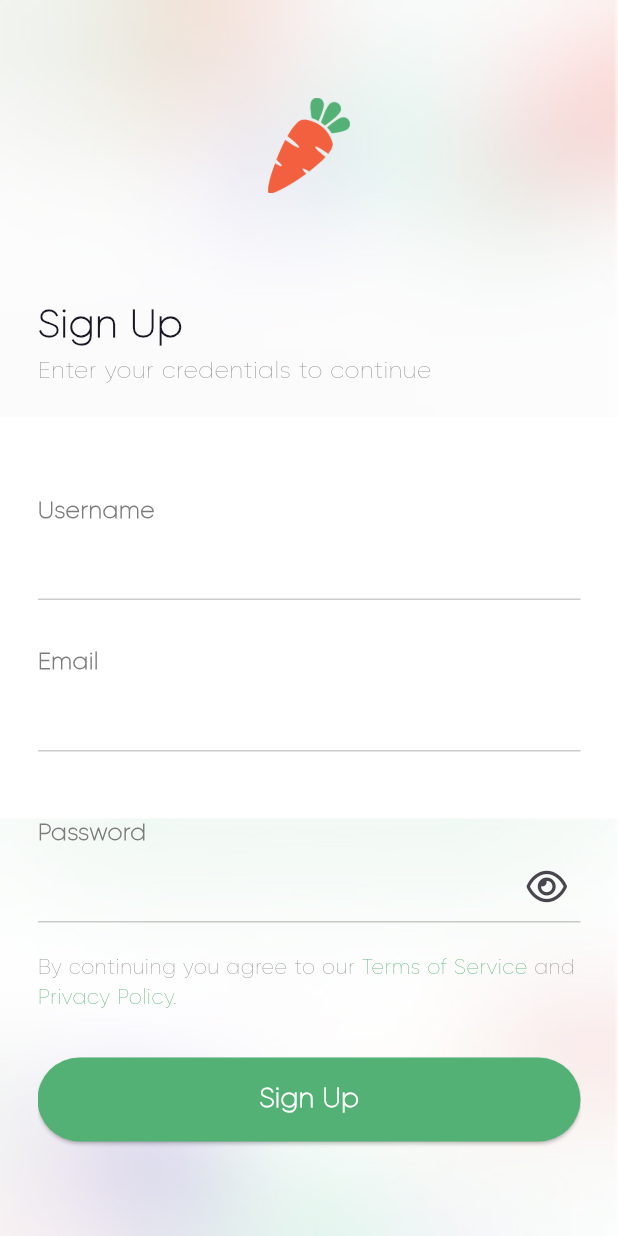
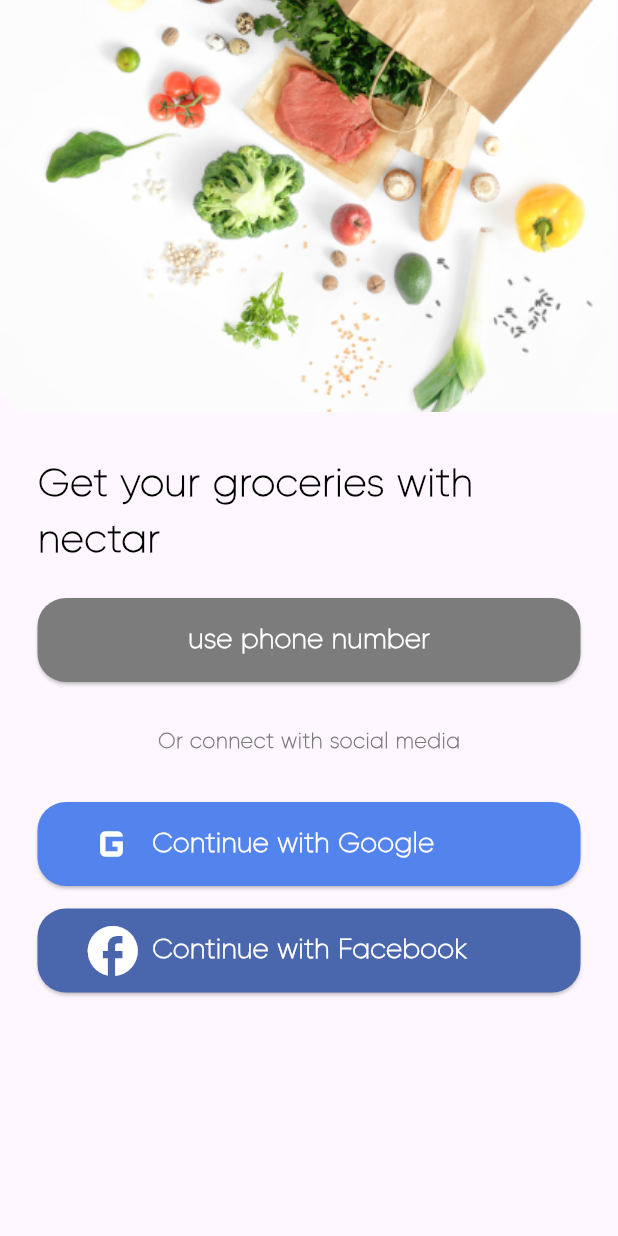
Before and after one commit to Mahmoud-Magdy17/nector_app, a Flutter app: the SignUpView screen opened directly, after a tap on "Sign Up", on a phone screen of 412 x 824 dp. Run offline on Flutter 3.47's test engine with Material 3 defaults, Android fonts, the phone set to English and light mode, and no system bars; our stand-ins replace font_awesome_flutter.

Commit message:
connect_with_other_social_media

```diff
--- a/lib/core/router/app_router.dart
+++ b/lib/core/router/app_router.dart
@@ -1,6 +1,7 @@
 import 'package:nector_app/features/authontication/presentation/views/forget_password_view.dart';
 import 'package:nector_app/features/authontication/presentation/views/login_view.dart';
 import 'package:nector_app/features/authontication/presentation/views/reset_password_done_view.dart';
+import 'package:nector_app/features/authontication/presentation/views/signup_data_collect_method_view.dart';
 import 'package:nector_app/features/authontication/presentation/views/signup_view.dart';
 import 'package:nector_app/features/onboarding/presentation/views/onboarding.dart';
 import 'package:nector_app/features/splash/presentation/views/spash_view.dart';
@@ -12,6 +13,7 @@
   static String forgetPasswordView = "/forgetPasswordView";
   static String resetPasswordDoneView = "/resetPasswordDoneView";
   static String signUpView = "/signUpView";
+  static String singupDataCollectMethodView = '/singupDataCollectMethodView';
 
   static Map<String, dynamic> routes = {
     splashView: const SplashView(),
@@ -20,5 +22,6 @@
     forgetPasswordView: const ForgetPasswordView(),
     resetPasswordDoneView: const ResetPasswordDoneView(),
     signUpView: const SignUpView(),
+    singupDataCollectMethodView: const SignupDataCollectMethodView(),
   };
 }
--- a/lib/core/utils/app_assets.dart
+++ b/lib/core/utils/app_assets.dart
@@ -4,4 +4,5 @@
   static const String carrot = "assets/images/carrot.png";
   static const String backGround = "assets/images/Background.jpg";
   static const String resetPasswordDone = "assets/images/reset_password_done.png";
+  static const String imageSignIn = 'assets/images/image_signin.png';
 }
--- a/lib/core/utils/app_colors.dart
+++ b/lib/core/utils/app_colors.dart
@@ -1,8 +1,9 @@
 import 'dart:ui';
 
 class AppColors {
-  static Color primaryColor = const Color(0xff53B175);
-  static Color offWhite = const Color(0xffF2F3F2);
-  static Color white = const Color(0xffffffff);
-  static Color grey = const Color(0xff7C7C7C);
+  static const Color primaryColor = const Color(0xff53B175);
+  static const Color offWhite = const Color(0xffF2F3F2);
+  static const Color white = const Color(0xffffffff);
+  static const Color grey = const Color(0xff7C7C7C);
+
 }
--- a/lib/core/utils/app_strings.dart
+++ b/lib/core/utils/app_strings.dart
@@ -31,4 +31,8 @@
       "Enter your credentials to continue";
   static const String userName = "Username";
   static const String alreadyHaveAnAccount = "Already have an account?";
+  static const String getYourGroceriesWithNectar ='Get your groceries with nectar';
+  static const String orConnectWithSocialMedia = "Or connect with social media";
+  static const String continueWithGoogle = "Continue with Google";
+  static const String continueWithFacebook = "Continue with Facebook";
 }
--- /dev/null
+++ b/lib/core/widgets/custom_icon_button.dart
@@ -0,0 +1,51 @@
+import 'package:flutter/material.dart';
+import 'package:nector_app/core/utils/app_colors.dart';
+import 'package:nector_app/core/utils/app_style.dart';
+
+class CustomIconButton extends StatelessWidget {
+  const CustomIconButton({
+    super.key,
+    required this.text,
+    required this.onPressed,
+    this.color = AppColors.primaryColor,
+    required this.icon,
+  });
+  final Icon icon;
+  final Color color;
+  final Function() onPressed;
+  final String text;
+  @override
+  Widget build(BuildContext context) {
+    return SizedBox(
+      height: 56,
+      child: ElevatedButton(
+        onPressed: onPressed,
+        style: ElevatedButton.styleFrom(
+          shape:
+              RoundedRectangleBorder(borderRadius: BorderRadius.circular(19)),
+          backgroundColor: color,
+          fixedSize: const Size(double.maxFinite, 67),
+        ),
+        child: Row(
+          mainAxisAlignment: MainAxisAlignment.spaceEvenly,
+          children: [
+            Expanded(
+              flex: 1,
+              child: icon,
+            ),
+            Expanded(
+              flex: 5,
+              child: Text(
+                text,
+                style: AppTextStyle.gilroy26px600.copyWith(
+                  fontSize: 18,
+                  color: AppColors.white,
+                ),
+              ),
+            ),
+          ],
+        ),
+      ),
+    );
+  }
+}
--- a/lib/core/widgets/custom_button.dart
+++ b/lib/core/widgets/custom_text_button.dart
@@ -2,12 +2,14 @@
 import 'package:nector_app/core/utils/app_colors.dart';
 import 'package:nector_app/core/utils/app_style.dart';
 
-class CustomButton extends StatelessWidget {
-  const CustomButton({
+class CustomTextButton extends StatelessWidget {
+  const CustomTextButton({
     super.key,
     required this.text,
     required this.onPressed,
+    this.color = AppColors.primaryColor,
   });
+  final Color color;
   final Function() onPressed;
   final String text;
   @override
@@ -17,7 +19,9 @@
       child: ElevatedButton(
         onPressed: onPressed,
         style: ElevatedButton.styleFrom(
-          backgroundColor: AppColors.primaryColor,
+          shape:
+              RoundedRectangleBorder(borderRadius: BorderRadius.circular(19)),
+          backgroundColor: color,
           fixedSize: const Size(double.maxFinite, 67),
         ),
         child: Text(
--- /dev/null
+++ b/lib/features/authontication/presentation/views/signup_data_collect_method_view.dart
@@ -0,0 +1,32 @@
+import 'package:flutter/material.dart';
+import 'package:nector_app/core/utils/app_assets.dart';
+
+import 'widgets/signup_data_collect_method_view_body.dart';
+
+class SignupDataCollectMethodView extends StatelessWidget {
+  const SignupDataCollectMethodView({super.key});
+
+  @override
+  Widget build(BuildContext context) {
+    return Scaffold(
+      body: Column(
+        children: [
+          Container(
+            height: (MediaQuery.of(context).size.height * 1) / 3,
+            width: double.infinity,
+            decoration: const BoxDecoration(
+              image: DecorationImage(
+                fit: BoxFit.cover,
+                image: AssetImage(AppAssets.imageSignIn),
+              ),
+            ),
+          ),
+          SizedBox(
+            height: (MediaQuery.of(context).size.height * 2) / 3,
+            child: const SignupDataCollectMethodViewBody(),
+          ),
+        ],
+      ),
+    );
+  }
+}
--- /dev/null
+++ b/lib/features/authontication/presentation/views/widgets/connect_with_other_social_media.dart
@@ -0,0 +1,52 @@
+import 'package:flutter/material.dart';
+import 'package:nector_app/core/utils/app_colors.dart';
+import 'package:nector_app/core/utils/app_strings.dart';
+import 'package:nector_app/core/utils/app_style.dart';
+import 'package:nector_app/core/widgets/custom_icon_button.dart';
+
+class ConnectWithOtherSocialMedia extends StatelessWidget {
+  const ConnectWithOtherSocialMedia({
+    super.key,
+  });
+
+  @override
+  Widget build(BuildContext context) {
+    return Column(
+      children: [
+        Text(
+          AppStrings.orConnectWithSocialMedia,
+          style: AppTextStyle.gilroy26px600.copyWith(
+            color: AppColors.grey,
+            fontSize: 14,
+          ),
+        ),
+        const SizedBox(
+          height: 30,
+        ),
+        CustomIconButton(
+          text: AppStrings.continueWithGoogle,
+          onPressed: () {},
+          color: const Color(0xff5383EC),
+          icon: const Icon(
+            Icons.g_mobiledata_outlined,
+            color: AppColors.white,
+            size: 40,
+          ),
+        ),
+        const SizedBox(
+          height: 15,
+        ),
+        CustomIconButton(
+          text: AppStrings.continueWithFacebook,
+          onPressed: () {},
+          color: const Color(0xff4A66AC),
+          icon: const Icon(
+            Icons.facebook,
+            color: AppColors.white,
+            size: 40,
+          ),
+        ),
+      ],
+    );
+  }
+}
--- a/lib/features/authontication/presentation/views/widgets/forget_password_view_body.dart
+++ b/lib/features/authontication/presentation/views/widgets/forget_password_view_body.dart
@@ -1,6 +1,6 @@
 import 'package:flutter/material.dart';
 import 'package:nector_app/core/utils/app_strings.dart';
-import 'package:nector_app/core/widgets/custom_button.dart';
+import 'package:nector_app/core/widgets/custom_text_button.dart';
 
 import 'authontication_view_header.dart';
 import 'custom_email_form_field.dart';
@@ -28,7 +28,7 @@
           const SizedBox(
             height: 63,
           ),
-          CustomButton(
+          CustomTextButton(
               text: AppStrings.continuE,
               onPressed: () {
                 showModalBottomSheet(
--- a/lib/features/authontication/presentation/views/widgets/login_view_body.dart
+++ b/lib/features/authontication/presentation/views/widgets/login_view_body.dart
@@ -2,7 +2,7 @@
 import 'package:nector_app/core/router/app_router.dart';
 import 'package:nector_app/core/utils/app_functions.dart';
 import 'package:nector_app/core/utils/app_strings.dart';
-import 'package:nector_app/core/widgets/custom_button.dart';
+import 'package:nector_app/core/widgets/custom_text_button.dart';
 
 import 'custom_email_form_field.dart';
 import 'custom_password_form_field.dart';
@@ -29,7 +29,7 @@
         ),
         const ForgetPasswordButton(),
         const SizedBox(height: 10),
-        CustomButton(
+        CustomTextButton(
           text: AppStrings.logIn,
           onPressed: () {},
         ),
--- a/lib/features/authontication/presentation/views/widgets/reset_password_enter_code_modal_bottom_sheet.dart
+++ b/lib/features/authontication/presentation/views/widgets/reset_password_enter_code_modal_bottom_sheet.dart
@@ -2,7 +2,7 @@
 import 'package:nector_app/core/utils/app_colors.dart';
 import 'package:nector_app/core/utils/app_strings.dart';
 import 'package:nector_app/core/utils/app_style.dart';
-import 'package:nector_app/core/widgets/custom_button.dart';
+import 'package:nector_app/core/widgets/custom_text_button.dart';
 import 'package:nector_app/features/authontication/presentation/views/widgets/code_field.dart';
 import 'package:nector_app/features/authontication/presentation/views/widgets/custom_reset_password_buttom.dart';
 import 'package:nector_app/features/authontication/presentation/views/widgets/reset_password_new_email_bottom_sheet.dart';
@@ -30,7 +30,7 @@
           const SizedBox(
             height: 64,
           ),
-          CustomButton(
+          CustomTextButton(
             text: AppStrings.sendCode,
             onPressed: () {
               Navigator.pop(context);
--- a/lib/features/authontication/presentation/views/widgets/reset_password_new_email_bottom_sheet.dart
+++ b/lib/features/authontication/presentation/views/widgets/reset_password_new_email_bottom_sheet.dart
@@ -2,7 +2,7 @@
 import 'package:nector_app/core/router/app_router.dart';
 import 'package:nector_app/core/utils/app_functions.dart';
 import 'package:nector_app/core/utils/app_strings.dart';
-import 'package:nector_app/core/widgets/custom_button.dart';
+import 'package:nector_app/core/widgets/custom_text_button.dart';
 import 'package:nector_app/features/authontication/presentation/views/widgets/custom_email_form_field.dart';
 import 'package:nector_app/features/authontication/presentation/views/widgets/custom_password_form_field.dart';
 import 'package:nector_app/features/authontication/presentation/views/widgets/custom_reset_password_buttom.dart';
@@ -36,7 +36,7 @@
           const SizedBox(
             height: 20,
           ),
-          CustomButton(
+          CustomTextButton(
             text: AppStrings.resetPassword,
             onPressed: () {
               Navigator.pop(context);
--- /dev/null
+++ b/lib/features/authontication/presentation/views/widgets/signup_data_collect_method_view_body.dart
@@ -0,0 +1,44 @@
+import 'package:flutter/material.dart';
+import 'package:nector_app/core/utils/app_colors.dart';
+import 'package:nector_app/core/utils/app_strings.dart';
+import 'package:nector_app/core/utils/app_style.dart';
+import 'package:nector_app/core/widgets/custom_text_button.dart';
+
+import 'connect_with_other_social_media.dart';
+
+class SignupDataCollectMethodViewBody extends StatelessWidget {
+  const SignupDataCollectMethodViewBody({super.key});
+
+  @override
+  Widget build(BuildContext context) {
+    return Padding(
+      padding: const EdgeInsets.symmetric(horizontal: 25.0),
+      child: SingleChildScrollView(
+        child: Column(
+          mainAxisAlignment: MainAxisAlignment.center,
+          children: [
+            const SizedBox(
+              height: 30,
+            ),
+            Text(
+              AppStrings.getYourGroceriesWithNectar,
+              style: AppTextStyle.gilroy26px600.copyWith(color: Colors.black),
+            ),
+            const SizedBox(
+              height: 20,
+            ),
+            CustomTextButton(
+              text: "use phone number",
+              onPressed: () {},
+              color: AppColors.grey,
+            ),
+            const SizedBox(
+              height: 30,
+            ),
+            const ConnectWithOtherSocialMedia()
+          ],
+        ),
+      ),
+    );
+  }
+}
--- a/lib/features/authontication/presentation/views/widgets/signup_view_body.dart
+++ b/lib/features/authontication/presentation/views/widgets/signup_view_body.dart
@@ -2,7 +2,7 @@
 import 'package:nector_app/core/router/app_router.dart';
 import 'package:nector_app/core/utils/app_functions.dart';
 import 'package:nector_app/core/utils/app_strings.dart';
-import 'package:nector_app/core/widgets/custom_button.dart';
+import 'package:nector_app/core/widgets/custom_text_button.dart';
 import 'package:nector_app/features/authontication/presentation/views/widgets/authontication_view_header.dart';
 import 'package:nector_app/features/authontication/presentation/views/widgets/custom_email_form_field.dart';
 import 'package:nector_app/features/authontication/presentation/views/widgets/custom_password_form_field.dart';
@@ -47,7 +47,9 @@
             const SizedBox(
               height: 30,
             ),
-            CustomButton(text: AppStrings.signUp, onPressed: () {}),
+            CustomTextButton(text: AppStrings.signUp, onPressed: () {
+              navigationPush(context, AppRouter.routes[AppRouter.singupDataCollectMethodView]);
+            }),
             const SizedBox(
               height: 25,
             ),
--- a/lib/features/onboarding/presentation/views/widgets/onboarding_view_body.dart
+++ b/lib/features/onboarding/presentation/views/widgets/onboarding_view_body.dart
@@ -6,7 +6,7 @@
 import 'package:nector_app/core/utils/app_functions.dart';
 import 'package:nector_app/core/utils/app_strings.dart';
 import 'package:nector_app/core/utils/app_style.dart';
-import 'package:nector_app/core/widgets/custom_button.dart';
+import 'package:nector_app/core/widgets/custom_text_button.dart';
 
 class OnboardingViewBody extends StatelessWidget {
   const OnboardingViewBody({
@@ -50,7 +50,7 @@
         ),
         Padding(
           padding: const EdgeInsets.symmetric(horizontal: 30),
-          child: CustomButton(
+          child: CustomTextButton(
             text: AppStrings.getStarted,
             onPressed: () {
               navigationPushReplacement(
--- a/lib/main.dart
+++ b/lib/main.dart
@@ -11,6 +11,7 @@
   @override
   Widget build(BuildContext context) {
     return MaterialApp(
+      debugShowCheckedModeBanner: false,
       home: AppRouter.routes[AppRouter.splashView],
     );
   }
```
